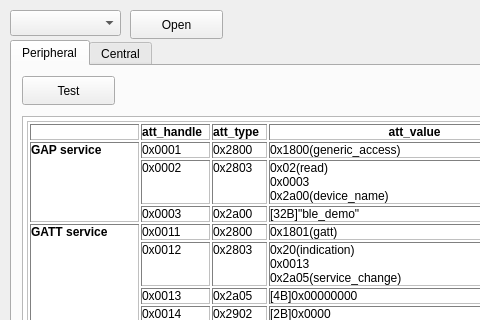
Above: bleHostStack/mainwindow.ui from chenwenhuiGithub/bleHostStack before the change; both pictures show x 0 to 480 and y 0 to 320 of the 960 by 835 pixel window. Below: the same form after it.
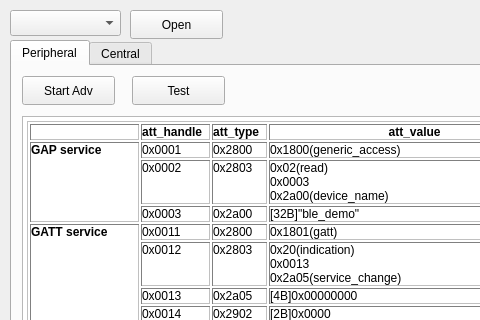
That is the form after the change. The open tabs and pages were chosen to show the change.

Commit message: add ui button to control adv enable for peripheral role

Patch:
```diff
--- a/bleHostStack/mainwindow.ui
+++ b/bleHostStack/mainwindow.ui
@@ -251,7 +251,7 @@
      <widget class="QPushButton" name="pushButtonTest">
       <property name="geometry">
        <rect>
-        <x>10</x>
+        <x>120</x>
         <y>10</y>
         <width>93</width>
         <height>29</height>
@@ -261,6 +261,19 @@
        <string>Test</string>
       </property>
      </widget>
+     <widget class="QPushButton" name="pushButtonAdv">
+      <property name="geometry">
+       <rect>
+        <x>10</x>
+        <y>10</y>
+        <width>93</width>
+        <height>29</height>
+       </rect>
+      </property>
+      <property name="text">
+       <string>Start Adv</string>
+      </property>
+     </widget>
     </widget>
     <widget class="QWidget" name="tab_central">
      <attribute name="title">
```
Left out of the diff: 12 changed lines with no effect on the pictures. The commit also changes 3 other files.
